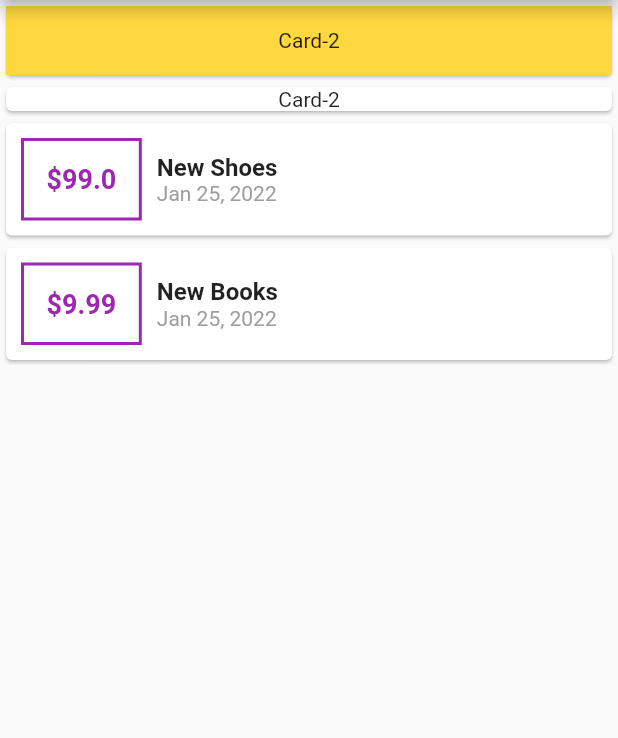
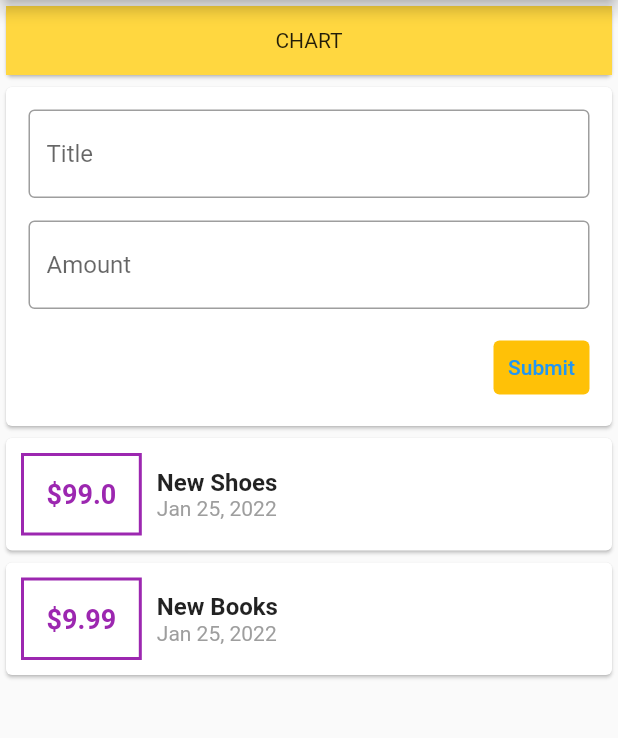
Before and after one commit to Shofiul735/CostManagementFlutter, a Flutter app: the screen it shows after launch, on a phone screen of 412 x 824 dp, the part 84-822 px from its top. Run offline on Flutter 3.47's test engine with Material 2 defaults, Android fonts, the phone set to English and light mode, and no system bars.

Commit message:
TextField added for title and amount

```diff
--- a/cost_management/lib/main.dart
+++ b/cost_management/lib/main.dart
@@ -37,16 +37,57 @@
             child: Container(
               padding: const EdgeInsets.all(15.0),
               color: Colors.amberAccent,
-              child: const Text(
-                "Card-2",
+              child: Text(
+                "Chart".toUpperCase(),
                 textAlign: TextAlign.center,
               ),
             ),
           ),
-          const Card(
-            child: Text(
-              "Card-2",
-              textAlign: TextAlign.center,
+          Card(
+            child: Container(
+              padding: const EdgeInsets.all(15),
+              child: Column(
+                crossAxisAlignment: CrossAxisAlignment.end,
+                children: [
+                  Container(
+                    margin: const EdgeInsets.only(bottom: 15),
+                    child: const TextField(
+                      decoration: InputDecoration(
+                          hintText: 'Title',
+                          border: OutlineInputBorder(
+                            borderSide: BorderSide(
+                              color: Colors.blueAccent,
+                              width: 2,
+                              style: BorderStyle.solid,
+                            ),
+                          )),
+                    ),
+                  ),
+                  Container(
+                    margin: const EdgeInsets.only(bottom: 15),
+                    child: const TextField(
+                      decoration: InputDecoration(
+                        hintText: 'Amount',
+                        border: OutlineInputBorder(
+                          borderSide: BorderSide(
+                            color: Colors.blueAccent,
+                            width: 2,
+                            style: BorderStyle.solid,
+                          ),
+                        ),
+                      ),
+                    ),
+                  ),
+                  TextButton(
+                    onPressed: () {},
+                    child: const Text('Submit'),
+                    style: TextButton.styleFrom(
+                      primary: Colors.blue,
+                      backgroundColor: Colors.amber,
+                    ),
+                  ),
+                ],
+              ),
             ),
           ),
           Column(
@@ -55,8 +96,8 @@
                   child: Row(
                 children: [
                   Container(
-                    margin: EdgeInsets.all(10),
-                    padding: EdgeInsets.all(15),
+                    margin: const EdgeInsets.all(10),
+                    padding: const EdgeInsets.all(15),
                     decoration: BoxDecoration(
                       border: Border.all(
                           color: Colors.purple,
@@ -66,7 +107,7 @@
                     child: Text(
                       '\$${item.amount}',
                       textAlign: TextAlign.start,
-                      style: TextStyle(
+                      style: const TextStyle(
                         color: Colors.purple,
                         fontWeight: FontWeight.bold,
                         fontSize: 18,
@@ -78,14 +119,14 @@
                       children: [
                         Text(
                           item.title,
-                          style: TextStyle(
+                          style: const TextStyle(
                             fontWeight: FontWeight.bold,
                             fontSize: 16,
                           ),
                         ),
                         Text(
                           DateFormat.yMMMd().format(item.date),
-                          style: TextStyle(
+                          style: const TextStyle(
                             color: Colors.grey,
                           ),
                         ),
```
